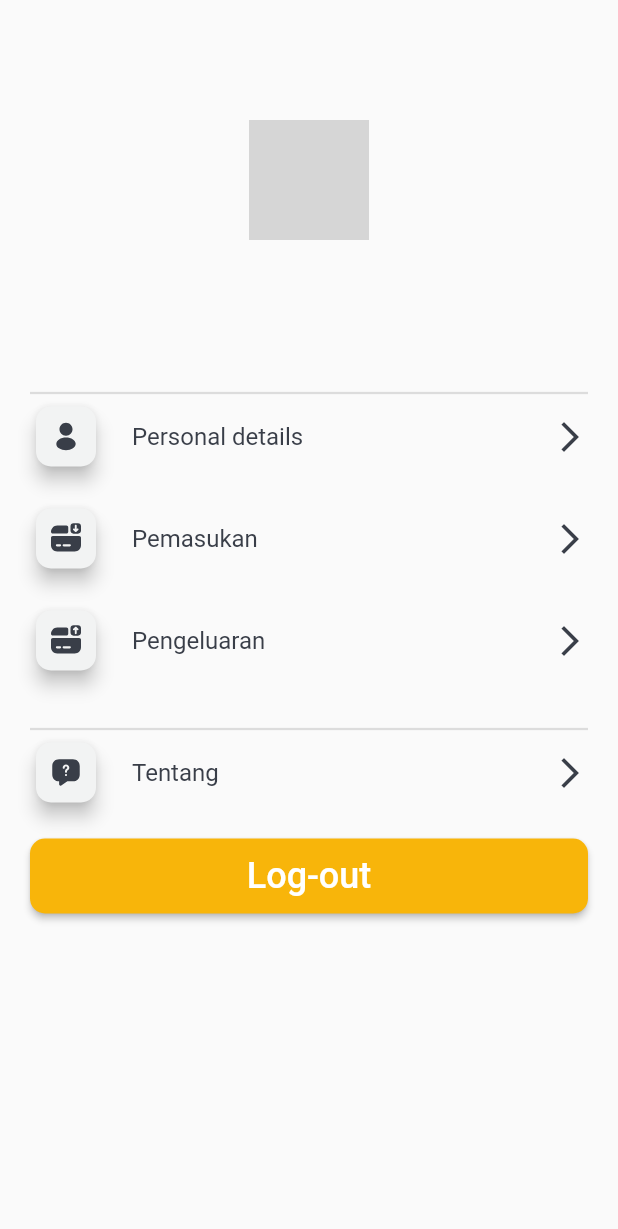
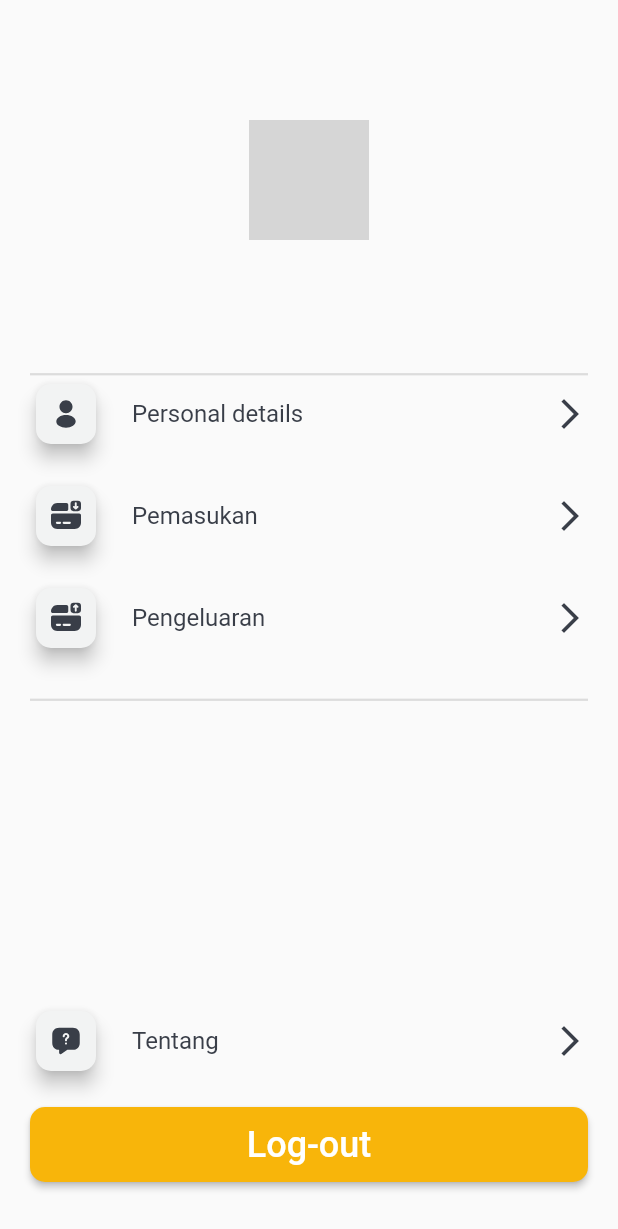
Before and after one commit to rahmat999ht/manajemen-kost-by-admin, a Flutter app: the StreamProfile widget shown alone on an empty page, opened directly with empty values, on a phone screen of 412 x 824 dp. Shown: the top 1229 px of the screen. Run offline on Flutter 3.47's test engine with Material 2 defaults, Android fonts, the phone set to English and light mode, and no system bars; drawn by our look-alikes of octo_image; our stand-ins replace cached_network_image, cloud_firestore, firebase_auth, firebase_core, firebase_messaging, firebase_storage and 8 more; missing offline and left inert: blurhash_dart, simple_grouped_listview; accounts and stored records are empty; network calls fail; grey boxes are pictures that could not be loaded.

Commit message:
update profil screen

```diff
--- a/lib/presentation/profil/profil.screen.dart
+++ b/lib/presentation/profil/profil.screen.dart
@@ -46,8 +46,7 @@ class StreamProfile extends StatelessWidget {
 
   @override
   Widget build(BuildContext context) {
-    return SingleChildScrollView(
-      child: Padding(
+    return Padding(
       padding: const EdgeInsets.all(20.0),
       child: Column(
         mainAxisAlignment: MainAxisAlignment.spaceBetween,
@@ -63,13 +62,13 @@ class StreamProfile extends StatelessWidget {
                       status: admin?.status,
                     )
                   : const SizedBox(
-                        height: 167,
-                        width: 167,
+                      height: 147,
+                      width: 147,
                       child: LoadingState(),
                     ),
-                SizeApp.h30,
+              SizeApp.h20,
               const Divider(
-                  height: 10,
+                height: 5,
                 thickness: 1.5,
               ),
               ListView.builder(
@@ -97,9 +96,9 @@ class StreamProfile extends StatelessWidget {
                   );
                 },
               ),
-                SizeApp.h10,
+              SizeApp.h8,
               const Divider(
-                  height: 10,
+                height: 5,
                 thickness: 1.5,
               ),
             ],
@@ -121,7 +120,6 @@ class StreamProfile extends StatelessWidget {
           ),
         ],
       ),
-      ),
     );
   }
 }
```
Also changed, not shown: pubspec.lock. Lines whose indentation alone changed are shown as unchanged.
